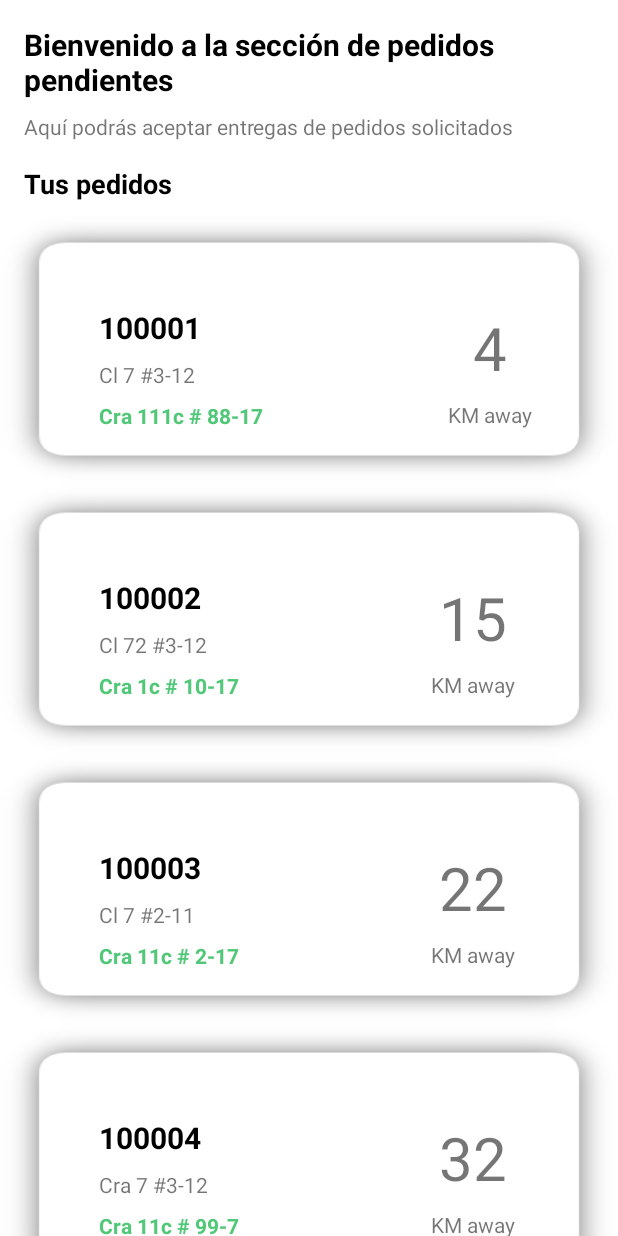
After one commit to juanpabloavilan/RapicoopProject, an Android app: the DomiciliosPendientesActivity screen opened directly, with no data from a screen before it, on a phone screen of 412 x 824 dp. The commit adds this screen. Run offline under Robolectric (Android 15) with nearby library versions, the phone set to English and light mode, and no system bars.

Commit message:
Feature menu domiciliario, lista de pedidos pendientes y obtener ubicación actual implementados

```diff
--- a/app/build.gradle
+++ b/app/build.gradle
@@ -38,6 +38,7 @@ dependencies {
     implementation 'androidx.annotation:annotation:1.3.0'
     implementation 'androidx.lifecycle:lifecycle-livedata-ktx:2.4.1'
     implementation 'androidx.lifecycle:lifecycle-viewmodel-ktx:2.4.1'
+    implementation 'com.google.android.gms:play-services-location:19.0.1'
     testImplementation 'junit:junit:4.13.2'
     androidTestImplementation 'androidx.test.ext:junit:1.1.3'
     androidTestImplementation 'androidx.test.espresso:espresso-core:3.4.0'
--- /dev/null
+++ b/app/src/main/java/co/edu/unipiloto/rapicoopproject/DomiciliosPendientesActivity.java
@@ -0,0 +1,58 @@
+package co.edu.unipiloto.rapicoopproject;
+
+import androidx.appcompat.app.AppCompatActivity;
+import androidx.recyclerview.widget.LinearLayoutManager;
+import androidx.recyclerview.widget.RecyclerView;
+
+import android.content.Intent;
+import android.os.Bundle;
+
+import java.util.ArrayList;
+import java.util.List;
+
+import co.edu.unipiloto.rapicoopproject.lib.Order;
+import co.edu.unipiloto.rapicoopproject.lib.User;
+import co.edu.unipiloto.rapicoopproject.ui_components.OrderDeliveryCardAdapter;
+
+public class DomiciliosPendientesActivity extends AppCompatActivity {
+    RecyclerView rvListaOrdenesPendientes;
+    User userLogged;
+    OrderDeliveryCardAdapter orderAdapter;
+
+
+    @Override
+    protected void onCreate(Bundle savedInstanceState) {
+        super.onCreate(savedInstanceState);
+        setContentView(R.layout.activity_domicilios_pendientes);
+        rvListaOrdenesPendientes = findViewById(R.id.rv_pending_order_list);
+        loadOrdenesPendientes();
+    }
+
+    @Override
+    protected void onRestart() {
+        super.onRestart();
+        finish();
+        overridePendingTransition(0, 0);
+        startActivity(getIntent());
+        overridePendingTransition(0, 0);
+    }
+
+    private void loadOrdenesPendientes(){
+        List<Order> listaOrdenes = new ArrayList<>();
+        listaOrdenes.add(new Order("100001", "Cra 111c # 88-17", "Cl 7 #3-12", 4));
+        listaOrdenes.add(new Order("100002", "Cra 1c # 10-17", "Cl 72 #3-12", 15));
+        listaOrdenes.add(new Order("100003", "Cra 11c # 2-17", "Cl 7 #2-11", 22));
+        listaOrdenes.add(new Order("100004", "Cra 11c # 99-7", "Cra 7 #3-12", 32));
+        System.out.println("Size lista ordenes:   "+ listaOrdenes.size());
+        orderAdapter = new OrderDeliveryCardAdapter(this, listaOrdenes);
+        rvListaOrdenesPendientes.setAdapter(orderAdapter);
+        rvListaOrdenesPendientes.setLayoutManager(new LinearLayoutManager(this));
+        orderAdapter.setOnItemClickListener(position -> {
+            String orderNumberSelected = listaOrdenes.get(position).getOrderNumber();
+            Intent intent = new Intent(DomiciliosPendientesActivity.this, CurrentDeliveryActivity.class);
+            intent.putExtra(CurrentDeliveryActivity.ORDER_NUMBER_SELECTED, orderNumberSelected );
+            startActivity(intent);
+        });
+
+    }
+}
--- a/app/src/main/java/co/edu/unipiloto/rapicoopproject/LoginForm.java
+++ b/app/src/main/java/co/edu/unipiloto/rapicoopproject/LoginForm.java
@@ -90,10 +90,10 @@ public class LoginForm extends AppCompatActivity{
                 startActivity(vendorIntent);
                 break;
             case "Domiciliario":
-                //Intent deliverIntent = new Intent(LoginForm.this, MenuDeliverActivity.class);
+                Intent deliveryManIntent = new Intent(LoginForm.this, MenuDomiciliarioActivity.class);
                 //vendorIntent.putExtra(USER_PAYLOAD_KEY, (Serializable) validUser);
-                //UserLoggedContext.getInstance().setUser(validUser);
-                //startActivity(deliverIntent);
+                UserLoggedContext.getInstance().setUser(validUser);
+                startActivity(deliveryManIntent);
                 break;
             default:
                 Toast.makeText(this, "Bad request (TYPE)", Toast.LENGTH_SHORT).show();
--- a/app/src/main/java/co/edu/unipiloto/rapicoopproject/db/Faker.java
+++ b/app/src/main/java/co/edu/unipiloto/rapicoopproject/db/Faker.java
@@ -13,7 +13,8 @@ public class Faker {
             "Skywalker,skywalker@gmail.com,123434343,Cra 1 #18a-12,16-03-1999,hola,Hombre,Vendedor", //2
             "Spiderman,spiderman@gmail.com,123434343,Cra 1 #18a-12,16-03-1999,hola,Hombre, Cliente", //3
             "Juan,juan@gmail.com,123434343,Cra 1 #18a-12,16-03-1999,hola,Hombre,Vendedor", //4
-            "Mateo,mateo@gmail.com,123434343,Cra 1 #18a-12,16-03-1999,hola,Hombre,Vendedor" //5
+            "Mateo,mateo@gmail.com,123434343,Cra 1 #18a-12,16-03-1999,hola,Hombre,Vendedor",//5
+            "Pablo,pablo@gmail.com,123434343,Cra 1 #18a-12,16-03-1999,hola,Hombre,Domiciliario" //6
     };
 
     private static final String[] menuDishesValues = {
--- /dev/null
+++ b/app/src/main/java/co/edu/unipiloto/rapicoopproject/lib/Order.java
@@ -0,0 +1,47 @@
+package co.edu.unipiloto.rapicoopproject.lib;
+
+public class Order {
+    private String orderNumber;
+    private String destination;
+    private String origin;
+    private int distance;
+
+    public Order(String orderNumber, String destination, String origin, int distance) {
+        this.orderNumber = orderNumber;
+        this.destination = destination;
+        this.origin = origin;
+        this.distance = distance;
+    }
+
+    public String getOrderNumber() {
+        return orderNumber;
+    }
+
+    public void setOrderNumber(String orderNumber) {
+        this.orderNumber = orderNumber;
+    }
+
+    public String getDestination() {
+        return destination;
+    }
+
+    public void setDestination(String destination) {
+        this.destination = destination;
+    }
+
+    public String getOrigin() {
+        return origin;
+    }
+
+    public void setOrigin(String origin) {
+        this.origin = origin;
+    }
+
+    public int getDistance() {
+        return distance;
+    }
+
+    public void setDistance(int distance) {
+        this.distance = distance;
+    }
+}
--- a/app/src/main/java/co/edu/unipiloto/rapicoopproject/lib/Restaurant.java
+++ b/app/src/main/java/co/edu/unipiloto/rapicoopproject/lib/Restaurant.java
@@ -8,8 +8,8 @@ public class Restaurant {
     private int id;
     private String name;
     private String type;
-    private int backgroundImg = R.drawable.default_background_glass;
-    private int logoImg = R.drawable.restaurant_logo;
+    private int backgroundImg= R.drawable.green_light_banner; //= R.drawable.default_background_glass;
+    private int logoImg = R.drawable.corral_logo; //= R.drawable.restaurant_logo;
     final private int ownerId;
 
     public Restaurant(String name, String type, int ownerId){
--- a/app/src/main/java/co/edu/unipiloto/rapicoopproject/ui_components/MenuAdapter.java
+++ b/app/src/main/java/co/edu/unipiloto/rapicoopproject/ui_components/MenuAdapter.java
@@ -61,7 +61,7 @@ public class MenuAdapter extends RecyclerView.Adapter<MenuAdapter.CardViewHolder
             super(view);
             ivImageFood = view.findViewById(R.id.image_food);
             tvNombrePlato = view.findViewById(R.id.nombre_plato);
-            tvDescripcion = view.findViewById(R.id.descripcion);
+            tvDescripcion = view.findViewById(R.id.origen);
             tvPrecio = view.findViewById(R.id.precio);
 
         }
--- /dev/null
+++ b/app/src/main/java/co/edu/unipiloto/rapicoopproject/ui_components/OrderDeliveryCardAdapter.java
@@ -0,0 +1,81 @@
+package co.edu.unipiloto.rapicoopproject.ui_components;
+
+import android.content.Context;
+import android.view.LayoutInflater;
+import android.view.View;
+import android.view.ViewGroup;
+import android.widget.TextView;
+
+import androidx.annotation.NonNull;
+import androidx.cardview.widget.CardView;
+import androidx.recyclerview.widget.RecyclerView;
+
+import java.util.List;
+
+import co.edu.unipiloto.rapicoopproject.R;
+import co.edu.unipiloto.rapicoopproject.lib.Order;
+
+public class OrderDeliveryCardAdapter extends RecyclerView.Adapter<OrderDeliveryCardAdapter.OrderDeliveryCardViewHolder>{
+    private final Context context;
+    private final List<Order> data;
+    private OnItemClickListener mListener;
+
+    public OrderDeliveryCardAdapter(Context context, List<Order> data){
+        this.context = context;
+        this.data = data;
+    }
+
+    public interface OnItemClickListener {
+        void onItemClick(int position);
+    }
+
+    public void  setOnItemClickListener(OnItemClickListener listener){
+        mListener = listener;
+    }
+
+    @NonNull
+    @Override
+    public OrderDeliveryCardViewHolder onCreateViewHolder(@NonNull ViewGroup parent, int viewType) {
+        LayoutInflater inflater = LayoutInflater.from(context);
+        View view = inflater.inflate(R.layout.order_card, parent, false);
+        return new OrderDeliveryCardViewHolder(view, mListener);
+    }
+
+    @Override
+    public void onBindViewHolder(@NonNull OrderDeliveryCardViewHolder holder, int position) {
+
+        holder.orderNumber.setText(data.get(position).getOrderNumber());
+        holder.destination.setText(data.get(position).getDestination());
+        holder.origin.setText(data.get(position).getOrigin());
+        holder.distance.setText(String.format("%d", data.get(position).getDistance()));
+
+    }
+
+    @Override
+    public int getItemCount() {
+        return data.size();
+    }
+
+    public static class  OrderDeliveryCardViewHolder extends RecyclerView.ViewHolder{
+        private final TextView orderNumber, origin, destination, distance;
+        public OrderDeliveryCardViewHolder(@NonNull View itemView, OnItemClickListener listener) {
+            super(itemView);
+            orderNumber=itemView.findViewById(R.id.numero_orden);
+            origin=itemView.findViewById(R.id.origen);
+            destination=itemView.findViewById(R.id.destino);
+            distance= itemView.findViewById(R.id.distance);
+
+            itemView.setOnClickListener(new View.OnClickListener(){
+                @Override
+                public void onClick(View view) {
+                    if (listener!= null){
+                        int position = getAdapterPosition();
+                        if(position!= RecyclerView.NO_POSITION){
+                            listener.onItemClick(position);
+                        }
+                    }
+                }
+            });
+        }
+    }
+}
--- /dev/null
+++ b/app/src/main/res/layout/activity_domicilios_pendientes.xml
@@ -0,0 +1,53 @@
+<?xml version="1.0" encoding="utf-8"?>
+<androidx.constraintlayout.widget.ConstraintLayout xmlns:android="http://schemas.android.com/apk/res/android"
+    xmlns:app="http://schemas.android.com/apk/res-auto"
+    xmlns:tools="http://schemas.android.com/tools"
+    android:layout_width="match_parent"
+    android:layout_height="match_parent"
+    tools:context=".DomiciliosPendientesActivity">
+    <TextView
+        android:id="@+id/titulo_mi_menu"
+        android:layout_width="wrap_content"
+        android:layout_height="wrap_content"
+        android:layout_marginStart="16dp"
+        android:layout_marginTop="16dp"
+        android:text="Bienvenido a la sección de pedidos pendientes"
+        android:textColor="@color/black"
+        android:textSize="20sp"
+        android:textStyle="bold"
+        app:layout_constraintStart_toStartOf="parent"
+        app:layout_constraintTop_toTopOf="parent" />
+
+    <TextView
+        android:id="@+id/subtitulo_menu"
+        android:layout_width="wrap_content"
+        android:layout_height="wrap_content"
+        android:layout_marginTop="8dp"
+        android:text="Aquí podrás aceptar entregas de pedidos solicitados"
+        app:layout_constraintStart_toStartOf="@+id/titulo_mi_menu"
+        app:layout_constraintTop_toBottomOf="@+id/titulo_mi_menu" />
+
+
+    <TextView
+        android:id="@+id/textView10"
+        android:layout_width="wrap_content"
+        android:layout_height="wrap_content"
+        android:layout_marginTop="16dp"
+        android:text="Tus pedidos"
+        android:textColor="@color/black"
+        android:textSize="18sp"
+        android:textStyle="bold"
+        app:layout_constraintStart_toStartOf="@+id/subtitulo_menu"
+        app:layout_constraintTop_toBottomOf="@+id/subtitulo_menu" />
+
+    <androidx.recyclerview.widget.RecyclerView
+        android:id="@+id/rv_pending_order_list"
+        android:layout_width="0dp"
+        android:layout_height="0dp"
+        android:layout_marginTop="8dp"
+        app:layout_constraintBottom_toBottomOf="parent"
+        app:layout_constraintEnd_toEndOf="parent"
+        app:layout_constraintStart_toStartOf="parent"
+        app:layout_constraintTop_toBottomOf="@+id/textView10" />
+
+</androidx.constraintlayout.widget.ConstraintLayout>
--- a/app/src/main/res/layout/dish_menu_card.xml
+++ b/app/src/main/res/layout/dish_menu_card.xml
@@ -21,7 +21,7 @@
         app:layout_constraintTop_toTopOf="parent" />
 
     <TextView
-        android:id="@+id/descripcion"
+        android:id="@+id/origen"
         android:layout_width="180dp"
         android:layout_height="wrap_content"
         android:layout_marginTop="8dp"
@@ -47,8 +47,8 @@
         android:textStyle="bold"
         android:text="$9.999"
         android:textColor="#50C878"
-        app:layout_constraintStart_toStartOf="@+id/descripcion"
-        app:layout_constraintTop_toBottomOf="@+id/descripcion" />
+        app:layout_constraintStart_toStartOf="@+id/origen"
+        app:layout_constraintTop_toBottomOf="@+id/origen" />
 
 
 </androidx.constraintlayout.widget.ConstraintLayout>
--- /dev/null
+++ b/app/src/main/res/layout/order_card.xml
@@ -0,0 +1,64 @@
+<?xml version="1.0" encoding="utf-8"?>
+<androidx.constraintlayout.widget.ConstraintLayout xmlns:android="http://schemas.android.com/apk/res/android"
+    xmlns:app="http://schemas.android.com/apk/res-auto"
+    xmlns:tools="http://schemas.android.com/tools"
+    android:layout_width="match_parent"
+    android:layout_height="180dp"
+    android:background="@drawable/shadow_card">
+
+    <TextView
+        android:id="@+id/numero_orden"
+        android:layout_width="wrap_content"
+        android:layout_height="wrap_content"
+        android:layout_marginStart="40dp"
+        android:layout_marginTop="36dp"
+        android:text="#0102121"
+        android:textColor="@color/black"
+        android:textSize="20sp"
+        android:textStyle="bold"
+        app:layout_constraintStart_toStartOf="parent"
+        app:layout_constraintTop_toTopOf="parent" />
+
+    <TextView
+        android:id="@+id/origen"
+        android:layout_width="180dp"
+        android:layout_height="wrap_content"
+        android:layout_marginTop="8dp"
+        android:text="Cra 112 # 45 - 16"
+        app:layout_constraintStart_toStartOf="@+id/numero_orden"
+        app:layout_constraintTop_toBottomOf="@+id/numero_orden" />
+
+    <TextView
+        android:id="@+id/distance"
+        android:layout_width="wrap_content"
+        android:layout_height="wrap_content"
+        android:layout_marginEnd="48dp"
+        android:text="16"
+        android:textSize="40dp"
+        app:layout_constraintEnd_toEndOf="parent"
+        app:layout_constraintTop_toTopOf="@+id/numero_orden"
+        app:srcCompat="@drawable/hot_dog" />
+
+
+    <TextView
+        android:id="@+id/destino"
+        android:layout_width="180dp"
+        android:layout_height="wrap_content"
+        android:layout_marginTop="8dp"
+        android:text="Cra 111c #88-15"
+        android:textColor="#50C878"
+        android:textStyle="bold"
+        app:layout_constraintStart_toStartOf="@+id/origen"
+        app:layout_constraintTop_toBottomOf="@+id/origen" />
+
+    <TextView
+        android:id="@+id/distance_metric"
+        android:layout_width="wrap_content"
+        android:layout_height="wrap_content"
+        android:layout_marginTop="8dp"
+        android:text="KM away"
+        app:layout_constraintEnd_toEndOf="@+id/distance"
+        app:layout_constraintStart_toStartOf="@+id/distance"
+        app:layout_constraintTop_toBottomOf="@+id/distance" />
+
+</androidx.constraintlayout.widget.ConstraintLayout>
```
Also changed, not shown: app/src/main/AndroidManifest.xml (+26 -0 lines), app/src/main/java/co/edu/unipiloto/rapicoopproject/CurrentDeliveryActivity.java (added, +114 -0 lines), app/src/main/java/co/edu/unipiloto/rapicoopproject/MenuDomiciliarioActivity.java (added, +56 -0 lines), app/src/main/res/layout/activity_current_delivery.xml (added, +54 -0 lines), app/src/main/res/layout/activity_menu_domiciliario.xml (added, +145 -0 lines), app/src/main/res/drawable-v24/delivery_man.png (added), app/src/main/res/drawable-v24/refresh.png (added).
